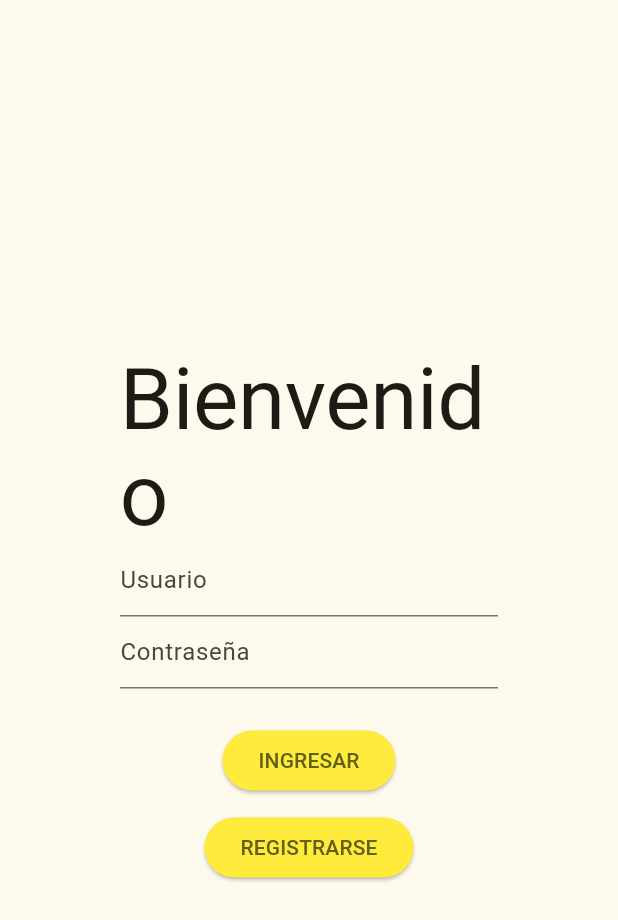
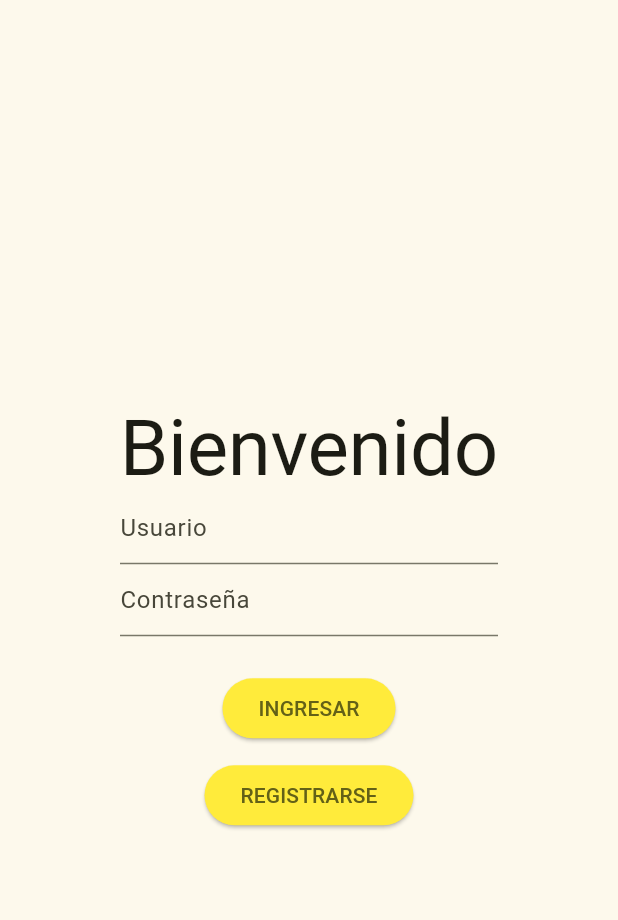
Before and after one commit to plspawm/deudasql, a Flutter app: the screen it shows after launch, on a phone screen of 412 x 824 dp. Shown: the top 920 px of the screen. Run offline on Flutter 3.47's test engine with Material 2 defaults, Android fonts, the phone set to English and light mode, and no system bars; our stand-ins replace cloud_firestore, email_validator, firebase_auth, firebase_core, firebase_messaging, flutter_slidable and 1 more; accounts and stored records are empty.

Commit message:
Actualizacion Octubre

```diff
--- a/lib/main.dart
+++ b/lib/main.dart
@@ -10,6 +10,7 @@ void main() async {
   await Firebase.initializeApp(
     options: DefaultFirebaseOptions.currentPlatform,
   );
+  //await FirebaseApi().initNotifications();
   runApp(const MyApp());
 }
 
--- a/lib/screens/ingreso_deudas.dart
+++ b/lib/screens/ingreso_deudas.dart
@@ -179,6 +179,7 @@ class _IngresoDeudasState extends State<IngresoDeudas> {
                           "nombre_deuda": nombre_deuda.text,
                           "n_cuota": int.parse(n_cuota.text),
                           "fecha_pago": selectedDate.toLocal(),
+                          "fecha_proximo_pago": selectedDate.add(const Duration(days: 30)).toLocal(),
                           "uid": user_id
                         });
                         setState(() {
--- a/lib/screens/login.dart
+++ b/lib/screens/login.dart
@@ -76,8 +76,11 @@ class _MyLoginState extends State<MyLogin> {
           child: Column(
             mainAxisAlignment: MainAxisAlignment.center,
             children: [
-              Text("Bienvenido",
-                  style: Theme.of(context).textTheme.displayLarge),
+              FittedBox(
+                  fit: BoxFit.fitWidth,
+                  child: Text('Bienvenido', style: Theme.of(context).textTheme.displayLarge,)),
+              /* Text("Bienvenido",
+                  style: Theme.of(context).textTheme.displayLarge), */
               TextFormField(
                 controller: _user,
                 decoration: const InputDecoration(
--- a/pubspec.yaml
+++ b/pubspec.yaml
@@ -43,6 +43,8 @@ dependencies:
   fluttertoast: ^8.2.2
   firebase_auth: ^4.9.0
   email_validator: ^2.1.17
+  intl: ^0.18.1
+  firebase_messaging: ^14.6.8
 
 dev_dependencies:
   flutter_test:
```
Also changed, not shown: lib/api/firebase_api.dart (added, +16 -0 lines), lib/models/deudas_model.dart (+7 -3 lines), lib/screens/deudas_dos.dart (+12 -8 lines), pubspec.lock, 2 other files.
